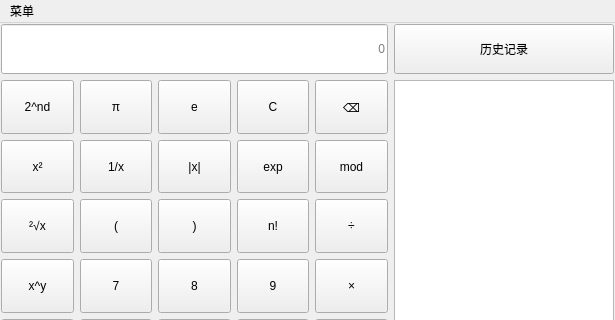
This is Calculator/science.ui in HarveyLoradom/Code as Qt 5 draws it before an edit; both pictures show x 0 to 615 and y 0 to 320 of the 615 by 515 pixel window. The edited form follows.
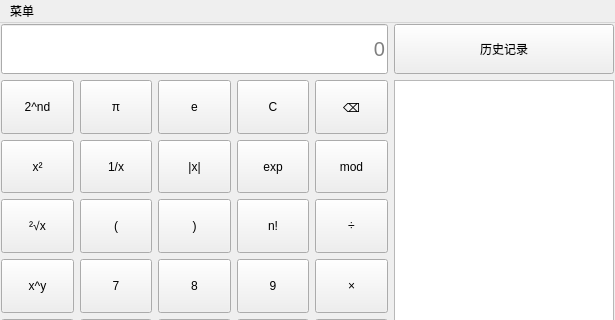
This is the edited form. Icons and pictures are not drawn.

```diff
--- a/Calculator/science.ui
+++ b/Calculator/science.ui
@@ -57,6 +57,11 @@
             <height>50</height>
            </size>
           </property>
+          <property name="font">
+           <font>
+            <pointsize>15</pointsize>
+           </font>
+          </property>
           <property name="alignment">
            <set>Qt::AlignmentFlag::AlignRight|Qt::AlignmentFlag::AlignTrailing|Qt::AlignmentFlag::AlignVCenter</set>
           </property>
```
Left out of the diff: 2 changed lines with no effect on the pictures.
